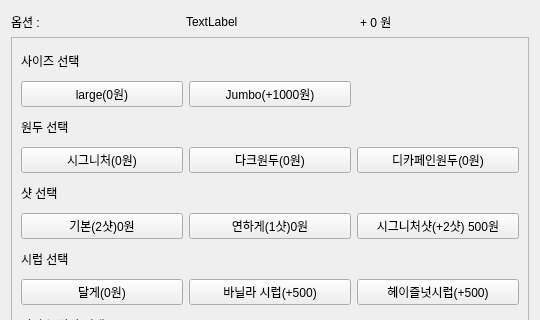
Above: VentiApp/option_modal.ui from minki9252/TheVentiKiosk before the change; both pictures show x 0 to 540 and y 154 to 474 of the 540 by 710 pixel window. Below: the same form after it.
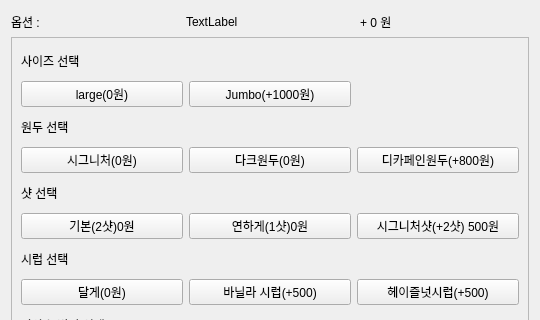
That is the form after the change.

```diff
--- a/VentiApp/option_modal.ui
+++ b/VentiApp/option_modal.ui
@@ -197,7 +197,7 @@
          <item row="3" column="2">
           <widget class="QPushButton" name="btnBeanDecaf">
            <property name="text">
-            <string>디카페인원두(0원)</string>
+            <string>디카페인원두(+800원)</string>
            </property>
            <property name="checkable">
             <bool>true</bool>
```
